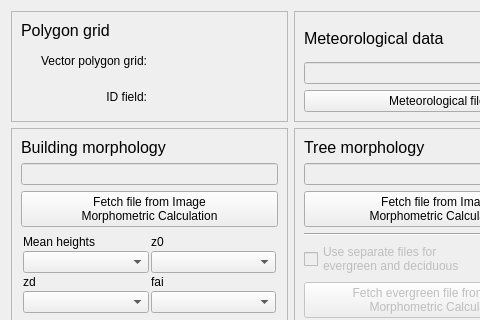
Qt form SUEWSPrepare/tabs/main_tab.ui (UMEP-dev/UMEP) before a commit; both pictures show x 0 to 480 and y 0 to 320 of the 899 by 679 pixel window.
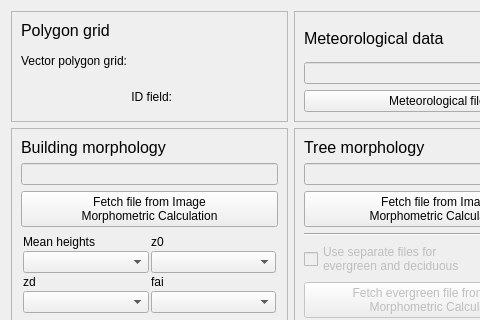
The same form after that commit.

Diff of the .ui file:
```diff
--- a/SUEWSPrepare/tabs/main_tab.ui
+++ b/SUEWSPrepare/tabs/main_tab.ui
@@ -6,7 +6,7 @@
    <rect>
     <x>0</x>
     <y>0</y>
-    <width>832</width>
+    <width>838</width>
     <height>679</height>
    </rect>
   </property>
@@ -48,30 +48,6 @@
         <layout class="QGridLayout" name="gridLayout_14"/>
        </widget>
       </item>
-      <item row="2" column="2">
-       <widget class="QWidget" name="widgetPolygonLayer" native="true">
-        <property name="minimumSize">
-         <size>
-          <width>125</width>
-          <height>30</height>
-         </size>
-        </property>
-        <property name="layoutDirection">
-         <enum>Qt::LeftToRight</enum>
-        </property>
-        <layout class="QGridLayout" name="gridLayout_13"/>
-       </widget>
-      </item>
-      <item row="2" column="0" colspan="2">
-       <widget class="QLabel" name="label">
-        <property name="text">
-         <string>Vector polygon grid:</string>
-        </property>
-        <property name="alignment">
-         <set>Qt::AlignRight|Qt::AlignTrailing|Qt::AlignVCenter</set>
-        </property>
-       </widget>
-      </item>
       <item row="3" column="0" colspan="2">
        <widget class="QLabel" name="label_5">
         <property name="text">
@@ -82,6 +58,30 @@
         </property>
        </widget>
       </item>
+      <item row="1" column="0">
+       <widget class="QLabel" name="label">
+        <property name="text">
+         <string>Vector polygon grid:</string>
+        </property>
+        <property name="alignment">
+         <set>Qt::AlignRight|Qt::AlignTrailing|Qt::AlignVCenter</set>
+        </property>
+       </widget>
+      </item>
+      <item row="1" column="1" colspan="2">
+       <widget class="QWidget" name="widgetPolygonLayer" native="true">
+        <property name="minimumSize">
+         <size>
+          <width>125</width>
+          <height>30</height>
+         </size>
+        </property>
+        <property name="layoutDirection">
+         <enum>Qt::LeftToRight</enum>
+        </property>
+        <layout class="QGridLayout" name="gridLayout_13"/>
+       </widget>
+      </item>
      </layout>
     </widget>
    </item>
```
